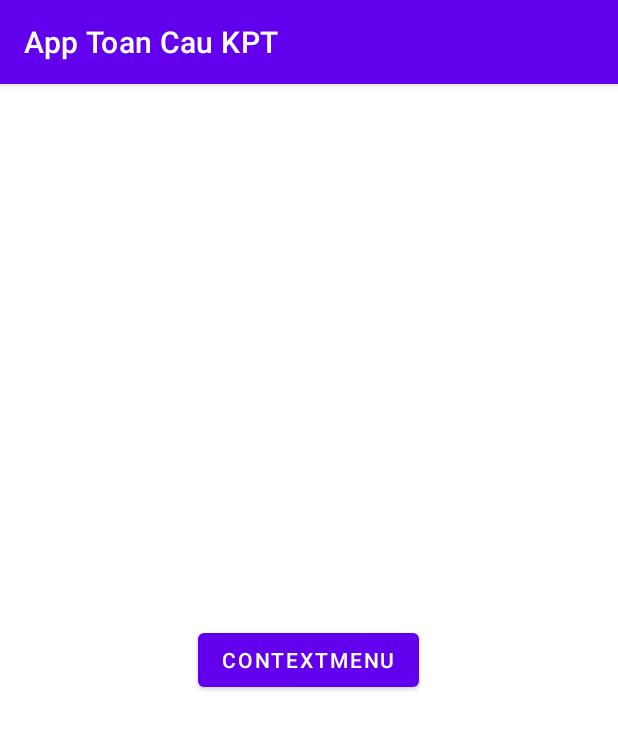
After one commit to tronghoc/LapTrinhAndroidKhoaPham, an Android app: the ContextMenu screen opened directly, with no data from a screen before it, on a phone screen of 412 x 824 dp. The commit adds this screen. Shown: the top 729 px of the screen. Run offline under Robolectric (Android 15) with nearby library versions, the phone set to English and light mode, and no system bars.

Commit message:
09/09/2021

```diff
--- /dev/null
+++ b/app/src/main/java/com/example/javacoban/ContextMenu.java
@@ -0,0 +1,50 @@
+package com.example.javacoban;
+
+import androidx.annotation.NonNull;
+import androidx.appcompat.app.AppCompatActivity;
+
+import android.graphics.Color;
+import android.os.Bundle;
+import android.view.MenuItem;
+import android.view.View;
+import android.widget.Button;
+
+public class ContextMenu extends AppCompatActivity {
+    Button btnContextMenu;
+    android.widget.RelativeLayout manHinh;
+    @Override
+    protected void onCreate(Bundle savedInstanceState) {
+        super.onCreate(savedInstanceState);
+        setContentView(R.layout.activity_context_menu);
+
+        btnContextMenu = (Button) findViewById(R.id.btnContextMenu);
+        manHinh =(android.widget.RelativeLayout) findViewById(R.id.manHinh1);
+        //đăng ký view cho context (Phải giữ 2 giây mới lên)
+        registerForContextMenu(btnContextMenu);
+    }
+
+    @Override
+    public void onCreateContextMenu(android.view.ContextMenu menu, View v, android.view.ContextMenu.ContextMenuInfo menuInfo) {
+        getMenuInflater().inflate(R.menu.menu_context, menu);
+        menu.setHeaderTitle("Chọn màu");
+        menu.setHeaderIcon(R.mipmap.ic_launcher);
+        super.onCreateContextMenu(menu, v, menuInfo);
+    }
+
+    @Override
+    public boolean onContextItemSelected(@NonNull MenuItem item) {
+        switch (item.getItemId()){
+            case R.id.menuDo:
+                manHinh.setBackgroundColor(Color.RED);
+                break;
+            case R.id.menuVang:
+                manHinh.setBackgroundColor(Color.YELLOW);
+               break;
+            case R.id.menuXanh:
+                manHinh.setBackgroundColor(Color.BLUE);
+                break;
+
+        }
+        return super.onContextItemSelected(item);
+    }
+}
--- a/app/src/main/java/com/example/javacoban/MainActivity.java
+++ b/app/src/main/java/com/example/javacoban/MainActivity.java
@@ -65,7 +65,7 @@ public class MainActivity extends AppCompatActivity {
     };
 
     public void chuyenTrang(View view) {
-        Intent intent =new Intent(MainActivity.this, menu_Navigation.class);
+        Intent intent =new Intent(MainActivity.this, ContextMenu.class);
         startActivity(intent);
     }
 }
--- /dev/null
+++ b/app/src/main/res/layout/activity_context_menu.xml
@@ -0,0 +1,15 @@
+<?xml version="1.0" encoding="utf-8"?>
+<RelativeLayout xmlns:android="http://schemas.android.com/apk/res/android"
+    xmlns:app="http://schemas.android.com/apk/res-auto"
+    xmlns:tools="http://schemas.android.com/tools"
+    android:layout_width="match_parent"
+    android:layout_height="match_parent"
+    tools:context=".ContextMenu"
+    android:id="@+id/manHinh1">
+  <Button
+      android:layout_centerInParent="true"
+      android:id="@+id/btnContextMenu"
+      android:text="ContextMenu"
+      android:layout_width="wrap_content"
+      android:layout_height="wrap_content"/>
+</RelativeLayout>
--- /dev/null
+++ b/app/src/main/res/menu/menu_context.xml
@@ -0,0 +1,11 @@
+<?xml version="1.0" encoding="utf-8"?>
+<menu xmlns:android="http://schemas.android.com/apk/res/android">
+<item android:title="Màu vàng"
+    android:id="@+id/menuVang"/>
+
+<item android:title="Màu xanh"
+    android:id="@+id/menuXanh"/>
+
+<item android:id="@+id/menuDo"
+    android:title="Màu đỏ"/>
+</menu>
--- a/app/src/main/res/values/themes.xml
+++ b/app/src/main/res/values/themes.xml
@@ -1,6 +1,6 @@
 <resources xmlns:tools="http://schemas.android.com/tools">
     <!-- Base application theme. -->
-    <style name="Theme.JavaCoBan" parent="Theme.MaterialComponents.DayNight.NoActionBar">
+    <style name="Theme.JavaCoBan" parent="Theme.MaterialComponents.DayNight.DarkActionBar">
         <!-- Primary brand color. -->
         <item name="colorPrimary">@color/purple_500</item>
         <item name="colorPrimaryVariant">@color/purple_700</item>
```
Also changed, not shown: app/src/main/AndroidManifest.xml (+9 -0 lines), app/src/main/java/com/example/javacoban/MenuKhoiTao.java (added, +45 -0 lines), app/src/main/java/com/example/javacoban/PoupMenu.java (added, +50 -0 lines), app/src/main/res/layout/activity_menu_khoi_tao.xml (added, +9 -0 lines), app/src/main/res/layout/activity_poup_menu.xml (added, +14 -0 lines), app/src/main/res/menu/menu_demo.xml (added, +27 -0 lines), app/src/main/res/menu/menu_poup.xml (added, +9 -0 lines).
